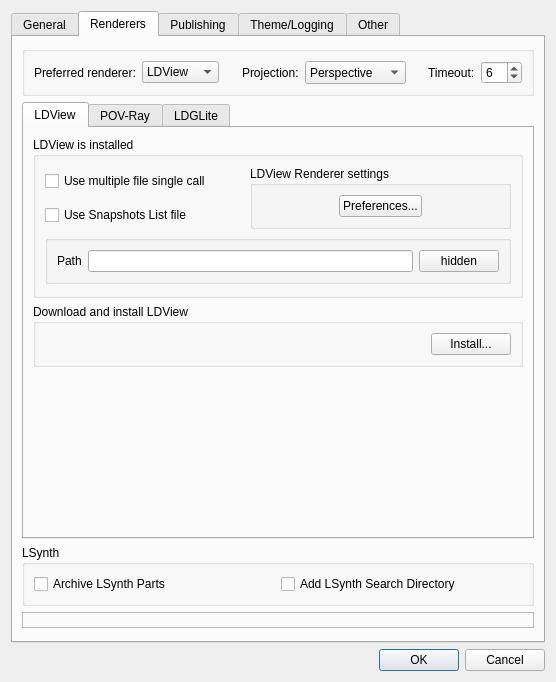
Above: mainApp/preferences.ui from trevorsandy/lpub3d-ci before the change. Below: the same form after it.
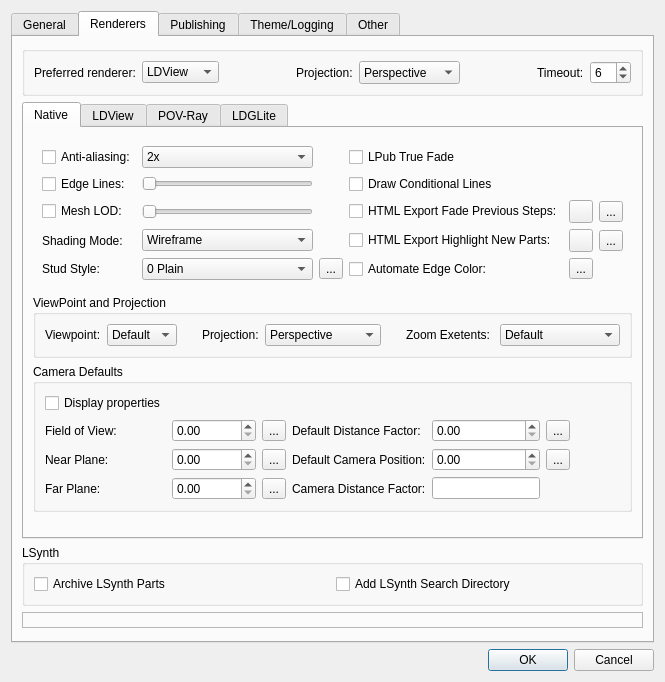
That is the form after the change. The open tabs and pages were chosen to show the change.

Commit message: View visual editor render preferences in main menu preferences #597

What changed in the file:
```diff
--- a/mainApp/preferences.ui
+++ b/mainApp/preferences.ui
@@ -7,7 +7,7 @@
    <rect>
     <x>0</x>
     <y>0</y>
-    <width>517</width>
+    <width>613</width>
     <height>618</height>
    </rect>
   </property>
@@ -938,6 +938,685 @@
          <property name="currentIndex">
           <number>0</number>
          </property>
+         <widget class="QWidget" name="NativeTab">
+          <attribute name="title">
+           <string>Native</string>
+          </attribute>
+          <layout class="QGridLayout" name="gridLayout_21">
+           <item row="0" column="0">
+            <widget class="QWidget" name="widget" native="true">
+             <layout class="QGridLayout" name="gridLayout_19">
+              <item row="1" column="1">
+               <widget class="QSlider" name="LineWidthSlider">
+                <property name="sizePolicy">
+                 <sizepolicy hsizetype="Minimum" vsizetype="Fixed">
+                  <horstretch>0</horstretch>
+                  <verstretch>0</verstretch>
+                 </sizepolicy>
+                </property>
+                <property name="orientation">
+                 <enum>Qt::Horizontal</enum>
+                </property>
+                <property name="tickPosition">
+                 <enum>QSlider::NoTicks</enum>
+                </property>
+               </widget>
+              </item>
+              <item row="0" column="1">
+               <widget class="QComboBox" name="antiAliasingSamples">
+                <property name="toolTip">
+                 <string>Set LEGO stud logo exponent</string>
+                </property>
+                <item>
+                 <property name="text">
+                  <string>2x</string>
+                 </property>
+                </item>
+                <item>
+                 <property name="text">
+                  <string>4x</string>
+                 </property>
+                </item>
+                <item>
+                 <property name="text">
+                  <string>8x</string>
+                 </property>
+                </item>
+               </widget>
+              </item>
+              <item row="2" column="0">
+               <widget class="QCheckBox" name="MeshLOD">
+                <property name="toolTip">
+                 <string>Enable switching from high to low level of detail during zoom</string>
+                </property>
+                <property name="statusTip">
+                 <string>Enable mesh level of detail</string>
+                </property>
+                <property name="text">
+                 <string>Mesh LOD:</string>
+                </property>
+               </widget>
+              </item>
+              <item row="1" column="3" colspan="2">
+               <widget class="QCheckBox" name="ConditionalLinesCheckBox">
+                <property name="toolTip">
+                 <string>Draw conditional lines </string>
+                </property>
+                <property name="text">
+                 <string>Draw Conditional Lines</string>
+                </property>
+               </widget>
+              </item>
+              <item row="1" column="2">
+               <widget class="QLabel" name="LineWidthLabel">
+                <property name="text">
+                 <string/>
+                </property>
+               </widget>
+              </item>
+              <item row="0" column="3">
+               <widget class="QCheckBox" name="LPubTrueFade">
+                <property name="toolTip">
+                 <string>Make faded parts translucent but do not draw back faces</string>
+                </property>
+                <property name="text">
+                 <string>LPub True Fade</string>
+                </property>
+               </widget>
+              </item>
+              <item row="4" column="1">
+               <widget class="QComboBox" name="studStyleCombo">
+                <property name="toolTip">
+                 <string>Select LEGO stud logo version</string>
+                </property>
+                <property name="currentIndex">
+                 <number>0</number>
+                </property>
+                <item>
+                 <property name="text">
+                  <string>0 Plain</string>
+                 </property>
+                </item>
+                <item>
+                 <property name="text">
+                  <string>1 Thin Lines Logo</string>
+                 </property>
+                </item>
+                <item>
+                 <property name="text">
+                  <string>2 Outline Logo</string>
+                 </property>
+                </item>
+                <item>
+                 <property name="text">
+                  <string>3 Sharp Top Logo</string>
+                 </property>
+                </item>
+                <item>
+                 <property name="text">
+                  <string>4 Rounded Top Logo</string>
+                 </property>
+                </item>
+                <item>
+                 <property name="text">
+                  <string>5 Flattened Logo</string>
+                 </property>
+                </item>
+                <item>
+                 <property name="text">
+                  <string>6 High Contrast</string>
+                 </property>
+                </item>
+                <item>
+                 <property name="text">
+                  <string>7 High Contrast with Logo</string>
+                 </property>
+                </item>
+               </widget>
+              </item>
+              <item row="1" column="0">
+               <widget class="QCheckBox" name="edgeLines">
+                <property name="toolTip">
+                 <string>Enable edge lines</string>
+                </property>
+                <property name="text">
+                 <string>Edge Lines:</string>
+                </property>
+               </widget>
+              </item>
+              <item row="4" column="0">
+               <widget class="QLabel" name="label_39">
+                <property name="text">
+                 <string>Stud Style:</string>
+                </property>
+               </widget>
+              </item>
+              <item row="2" column="2">
+               <widget class="QLabel" name="MeshLODLabel">
+                <property name="text">
+                 <string/>
+                </property>
+               </widget>
+              </item>
+              <item row="2" column="1">
+               <widget class="QSlider" name="MeshLODSlider">
+                <property name="toolTip">
+                 <string>Set mesh level of detail distance</string>
+                </property>
+                <property name="orientation">
+                 <enum>Qt::Horizontal</enum>
+                </property>
+               </widget>
+              </item>
+              <item row="3" column="0">
+               <widget class="QLabel" name="label_25">
+                <property name="text">
+                 <string>Shading Mode:</string>
+                </property>
+               </widget>
+              </item>
+              <item row="0" column="2">
+               <spacer name="horizontalSpacer_18">
+                <property name="orientation">
+                 <enum>Qt::Horizontal</enum>
+                </property>
+                <property name="sizeHint" stdset="0">
+                 <size>
+                  <width>40</width>
+                  <height>20</height>
+                 </size>
+                </property>
+               </spacer>
+              </item>
+              <item row="3" column="1">
+               <widget class="QComboBox" name="ShadingMode">
+                <property name="toolTip">
+                 <string>Select shading mode</string>
+                </property>
+                <item>
+                 <property name="text">
+                  <string>Wireframe</string>
+                 </property>
+                </item>
+                <item>
+                 <property name="text">
+                  <string>Flat Shading</string>
+                 </property>
+                </item>
+                <item>
+                 <property name="text">
+                  <string>Default Lights</string>
+                 </property>
+                </item>
+               </widget>
+              </item>
+              <item row="0" column="0">
+               <widget class="QCheckBox" name="antiAliasing">
+                <property name="toolTip">
+                 <string>Enable anti-aliasing</string>
+                </property>
+                <property name="text">
+                 <string>Anti-aliasing:</string>
+                </property>
+               </widget>
+              </item>
+              <item row="2" column="3">
+               <widget class="QCheckBox" name="FadeSteps">
+                <property name="toolTip">
+                 <string>Enable fade previous steps when exporting HTML Steps</string>
+                </property>
+                <property name="text">
+                 <string>HTML Export Fade Previous Steps:</string>
+                </property>
+               </widget>
+              </item>
+              <item row="2" column="4">
+               <widget class="QToolButton" name="FadeStepsColor">
+                <property name="text">
+                 <string/>
+                </property>
+               </widget>
+              </item>
+              <item row="2" column="5">
+               <widget class="QToolButton" name="ResetFadeStepsButton">
+                <property name="toolTip">
+                 <string>Reset</string>
+                </property>
+                <property name="text">
+                 <string>...</string>
+                </property>
+               </widget>
+              </item>
+              <item row="3" column="3">
+               <widget class="QCheckBox" name="HighlightNewParts">
+                <property name="toolTip">
+                 <string>Enable highlight current step parts when exporting HTML Steps</string>
+                </property>
+                <property name="text">
+                 <string>HTML Export Highlight New Parts:</string>
+                </property>
+               </widget>
+              </item>
+              <item row="3" column="4">
+               <widget class="QToolButton" name="HighlightNewPartsColor">
+                <property name="text">
+                 <string/>
+                </property>
+               </widget>
+              </item>
+              <item row="3" column="5">
+               <widget class="QToolButton" name="ResetHighlightNewPartsButton">
+                <property name="toolTip">
+                 <string>Reset</string>
+                </property>
+                <property name="text">
+                 <string>...</string>
+                </property>
+               </widget>
+              </item>
+              <item row="4" column="4">
+               <widget class="QToolButton" name="AutomateEdgeColorButton">
+                <property name="toolTip">
+                 <string>Automate edge color settings</string>
+                </property>
+                <property name="text">
+                 <string>...</string>
+                </property>
+               </widget>
+              </item>
+              <item row="4" column="3">
+               <widget class="QCheckBox" name="AutomateEdgeColor">
+                <property name="text">
+                 <string>Automate Edge Color:</string>
+                </property>
+               </widget>
+              </item>
+              <item row="4" column="2">
+               <widget class="QToolButton" name="HighContrastButton">
+                <property name="toolTip">
+                 <string>High contrast stud and edge color settings</string>
+                </property>
+                <property name="text">
+                 <string>...</string>
+                </property>
+               </widget>
+              </item>
+             </layout>
+            </widget>
+           </item>
+           <item row="1" column="0">
+            <widget class="QGroupBox" name="renderingGroup">
+             <property name="title">
+              <string>ViewPoint and Projection</string>
+             </property>
+             <layout class="QHBoxLayout" name="horizontalLayout_26">
+              <item>
+               <widget class="QLabel" name="label_26">
+                <property name="sizePolicy">
+                 <sizepolicy hsizetype="Preferred" vsizetype="Preferred">
+                  <horstretch>0</horstretch>
+                  <verstretch>0</verstretch>
+                 </sizepolicy>
+                </property>
+                <property name="text">
+                 <string>Viewpoint:</string>
+                </property>
+               </widget>
+              </item>
+              <item>
+               <widget class="QComboBox" name="ViewpointsCombo">
+                <property name="minimumSize">
+                 <size>
+                  <width>0</width>
+                  <height>0</height>
+                 </size>
+                </property>
+                <property name="toolTip">
+                 <string>Select default viewpoint</string>
+                </property>
+                <property name="statusTip">
+                 <string/>
+                </property>
+                <property name="currentIndex">
+                 <number>7</number>
+                </property>
+                <item>
+                 <property name="text">
+                  <string>Front</string>
+                 </property>
+                </item>
+                <item>
+                 <property name="text">
+                  <string>Back</string>
+                 </property>
+                </item>
+                <item>
+                 <property name="text">
+                  <string>Top</string>
+                 </property>
+                </item>
+                <item>
+                 <property name="text">
+                  <string>Bottom</string>
+                 </property>
+                </item>
+                <item>
+                 <property name="text">
+                  <string>Left</string>
+                 </property>
+                </item>
+                <item>
+                 <property name="text">
+                  <string>Right</string>
+                 </property>
+                </item>
+                <item>
+                 <property name="text">
+                  <string>Home</string>
+                 </property>
+                </item>
+                <item>
+                 <property name="text">
+                  <string>Default</string>
+                 </property>
+                </item>
+               </widget>
+              </item>
+              <item>
+               <spacer name="horizontalSpacer_23">
+                <property name="orientation">
+                 <enum>Qt::Horizontal</enum>
+                </property>
+                <property name="sizeHint" stdset="0">
+                 <size>
+                  <width>0</width>
+                  <height>0</height>
+                 </size>
+                </property>
+               </spacer>
+              </item>
+              <item>
+               <widget class="QLabel" name="label_27">
+                <property name="text">
+                 <string>Projection:</string>
+                </property>
+               </widget>
+              </item>
+              <item>
+               <widget class="QComboBox" name="ProjectionCombo">
+                <property name="minimumSize">
+                 <size>
+                  <width>0</width>
+                  <height>0</height>
+                 </size>
+                </property>
+                <property name="toolTip">
+                 <string>Select default projection</string>
+                </property>
+                <property name="statusTip">
+                 <string/>
+                </property>
+                <item>
+                 <property name="text">
+                  <string>Perspective</string>
+                 </property>
+                </item>
+                <item>
+                 <property name="text">
+                  <string>Orthographic      </string>
+                 </property>
+                </item>
+                <item>
+                 <property name="text">
+                  <string>Default</string>
+                 </property>
+                </item>
+               </widget>
+              </item>
+              <item>
+               <spacer name="horizontalSpacer_24">
+                <property name="orientation">
+                 <enum>Qt::Horizontal</enum>
+                </property>
+                <property name="sizeHint" stdset="0">
+                 <size>
+                  <width>0</width>
+                  <height>0</height>
+                 </size>
+                </property>
+               </spacer>
+              </item>
+              <item>
+               <widget class="QLabel" name="label_40">
+                <property name="text">
+                 <string>Zoom Exetents: </string>
+                </property>
+               </widget>
+              </item>
+              <item>
+               <widget class="QComboBox" name="ZoomExtentCombo">
+                <item>
+                 <property name="text">
+                  <string>Default</string>
+                 </property>
+                </item>
+                <item>
+                 <property name="text">
+                  <string>On Orthographic</string>
+                 </property>
+                </item>
+                <item>
+                 <property name="text">
+                  <string>Always</string>
+                 </property>
+                </item>
+               </widget>
+              </item>
+             </layout>
+            </widget>
+           </item>
+           <item row="2" column="0">
+            <widget class="QGroupBox" name="groupBox_7">
+             <property name="title">
+              <string>Camera Defaults</string>
+             </property>
+             <layout class="QGridLayout" name="gridLayout_20">
+              <item row="6" column="2">
+               <widget class="QToolButton" name="resetFarPlane">
+                <property name="toolTip">
+                 <string>Reset</string>
+                </property>
+                <property name="text">
+                 <string>...</string>
+                </property>
+               </widget>
+              </item>
+              <item row="4" column="1">
+               <widget class="QDoubleSpinBox" name="cameraFoV">
+                <property name="toolTip">
+                 <string>Set default field of view</string>
+                </property>
+               </widget>
+              </item>
+              <item row="5" column="3">
+               <widget class="QLabel" name="label_28">
+                <property name="toolTip">
+                 <string>Set the default camera position</string>
+                </property>
+                <property name="text">
+                 <string>Default Camera Position:</string>
+                </property>
+               </widget>
+              </item>
+              <item row="4" column="4">
+               <widget class="QDoubleSpinBox" name="cameraDefaultDistanceFactor">
+                <property name="toolTip">
+                 <string>Set value higher to increase the default rendered image size (automatically multiplied by -1)</string>
+                </property>
+               </widget>
+              </item>
+              <item row="4" column="2">
+               <widget class="QToolButton" name="resetFoV">
+                <property name="toolTip">
+                 <string>Reset</string>
+                </property>
+                <property name="text">
+                 <string>...</string>
+                </property>
+               </widget>
+              </item>
+              <item row="5" column="4">
+               <widget class="QDoubleSpinBox" name="cameraDefaultPosition">
+                <property name="toolTip">
+                 <string>Set the default camera position</string>
+                </property>
+                <property name="maximum">
+                 <double>900000.000000000000000</double>
+                </property>
+               </widget>
+              </item>
+              <item row="0" column="0">
+               <widget class="QCheckBox" name="defaultCameraProperties">
+                <property name="toolTip">
+                 <string>Display default camera properties in Properties window</string>
+                </property>
+                <property name="text">
+                 <string>Display properties</string>
+                </property>
+               </widget>
+              </item>
+              <item row="5" column="1">
+               <widget class="QDoubleSpinBox" name="cameraNearPlane">
+                <property name="toolTip">
+                 <string>Set default near plane</string>
+                </property>
+               </widget>
+              </item>
+              <item row="5" column="5">
+               <widget class="QToolButton" name="resetDefaultPosition">
+                <property name="toolTip">
+                 <string>Reset</string>
+                </property>
+                <property name="text">
+                 <string>...</string>
+                </property>
+               </widget>
+              </item>
+              <item row="4" column="0">
+               <widget class="QLabel" name="label_29">
+                <property name="toolTip">
+                 <string>Set default field of view</string>
+                </property>
+                <property name="text">
+                 <string>Field of View:</string>
+                </property>
+               </widget>
+              </item>
+              <item row="5" column="0">
+               <widget class="QLabel" name="label_30">
+                <property name="toolTip">
+                 <string>Set default near plane</string>
+                </property>
+                <property name="text">
+                 <string>Near Plane:</string>
+                </property>
+               </widget>
+              </item>
+              <item row="4" column="3">
+               <widget class="QLabel" name="label_31">
+                <property name="toolTip">
+                 <string>Set default camera distance factor (automatically multiplied by -1)</string>
+                </property>
+                <property name="text">
+                 <string>Default Distance Factor:</string>
+                </property>
+               </widget>
+              </item>
+              <item row="4" column="5">
+               <widget class="QToolButton" name="resetDefaultDistanceFactor">
+                <property name="toolTip">
+                 <string>Reset</string>
+                </property>
+                <property name="text">
+                 <string>...</string>
+                </property>
+               </widget>
+              </item>
+              <item row="6" column="0">
+               <widget class="QLabel" name="label_32">
+                <property name="toolTip">
+                 <string>Set default far plane</string>
+                </property>
+                <property name="text">
+                 <string>Far Plane:</string>
+                </property>
+               </widget>
+              </item>
+              <item row="6" column="1">
+               <widget class="QDoubleSpinBox" name="cameraFarPlane">
+                <property name="toolTip">
+                 <string>Set default far plane</string>
+                </property>
+                <property name="maximum">
+                 <double>900000.000000000000000</double>
+                </property>
+               </widget>
+              </item>
+              <item row="6" column="4">
+               <widget class="QLineEdit" name="cameraDistanceFactor">
+                <property name="toolTip">
+                 <string>Camera distance factor - Default Camera Position divided by negative(Default Distance Factor)</string>
+                </property>
+               </widget>
+              </item>
+              <item row="5" column="2">
+               <widget class="QToolButton" name="resetNearPlane">
+                <property name="toolTip">
+                 <string>Reset</string>
+                </property>
+                <property name="text">
+                 <string>...</string>
+                </property>
+               </widget>
+              </item>
+              <item row="6" column="3">
+               <widget class="QLabel" name="label_33">
+                <property name="text">
+                 <string>Camera Distance Factor:</string>
+                </property>
+               </widget>
+              </item>
+              <item row="5" column="6">
+               <spacer name="horizontalSpacer_25">
+                <property name="orientation">
+                 <enum>Qt::Horizontal</enum>
+                </property>
+                <property name="sizeHint" stdset="0">
+                 <size>
+                  <width>40</width>
+                  <height>20</height>
+                 </size>
+                </property>
+               </spacer>
+              </item>
+             </layout>
+            </widget>
+           </item>
+           <item row="3" column="0">
+            <spacer name="verticalSpacer_6">
+             <property name="orientation">
+              <enum>Qt::Vertical</enum>
+             </property>
+             <property name="sizeHint" stdset="0">
+              <size>
+               <width>20</width>
+               <height>4</height>
+              </size>
+             </property>
+            </spacer>
+           </item>
+          </layout>
+         </widget>
          <widget class="QWidget" name="LDViewTab">
           <attribute name="title">
            <string>LDView</string>
```
Left out of the diff: 47 changed lines with no effect on the pictures. The commit also changes 12 other files.
